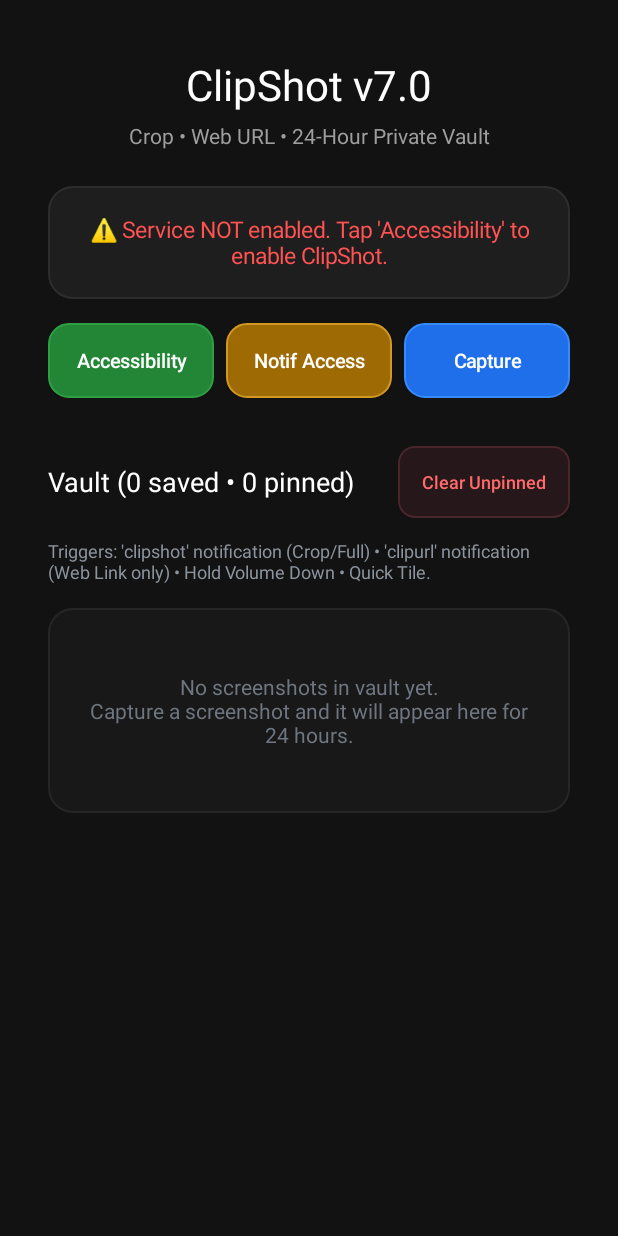
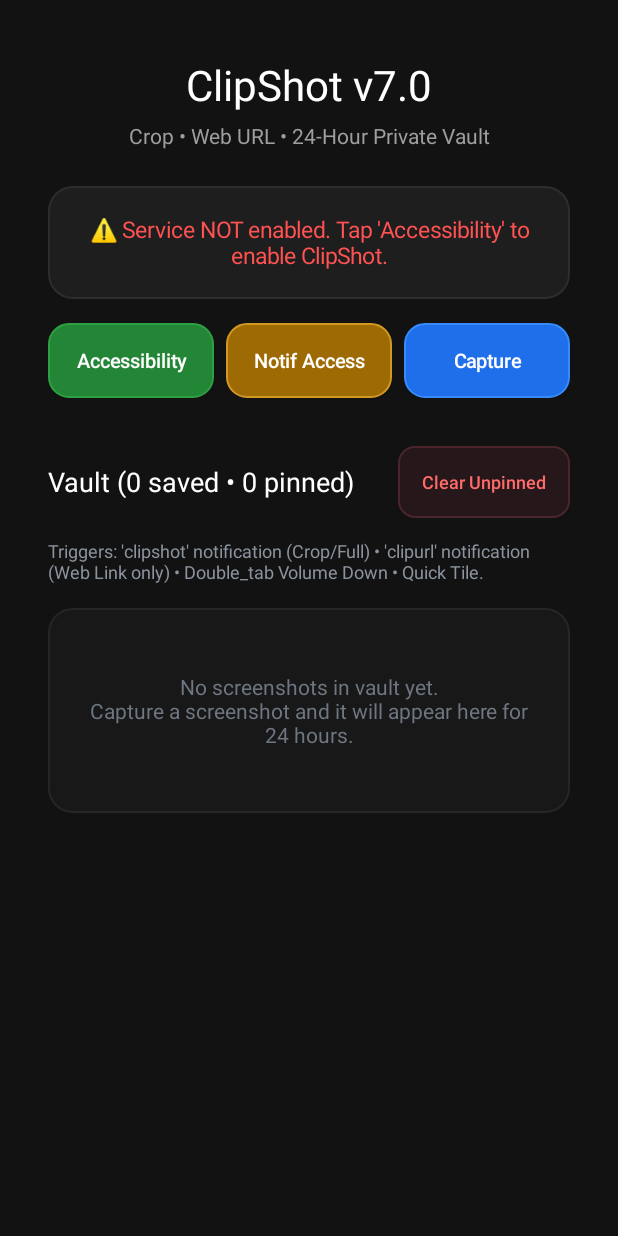
Before and after one commit to Hsn5/ClipShot, an Android app: the screen it shows after launch (MainActivity), on a phone screen of 412 x 824 dp. Run offline under Robolectric (Android 15) with nearby library versions, the phone set to English and light mode, and no system bars.

Commit message:
Update volume down trigger to double tap in hints

```diff
--- a/app/src/main/java/com/example/clipshot/MainActivity.kt
+++ b/app/src/main/java/com/example/clipshot/MainActivity.kt
@@ -426,7 +426,7 @@ class MainActivity : Activity() {
         vaultHeaderRow.addView(clearUnpinnedBtn)
 
         val vaultHintText = TextView(this).apply {
-            text = "Triggers: 'clipshot' notification (Crop/Full) • 'clipurl' notification (Web Link only) • Hold Volume Down • Quick Tile."
+            text = "Triggers: 'clipshot' notification (Crop/Full) • 'clipurl' notification (Web Link only) • Double_tab Volume Down • Quick Tile."
             textSize = 12f
             setTextColor(Color.parseColor("#8B949E"))
             setPadding(0, 0, 0, 24)
@@ -476,7 +476,7 @@ class MainActivity : Activity() {
     private fun updateServiceStatus() {
         val isActive = ScreenshotAccessibilityService.instance != null
         if (isActive) {
-            statusText.text = "✅ Service Active (Crop • Web URL • Hold Vol Down • Quick Tile)"
+            statusText.text = "✅ Service Active (Crop • Web URL • Double_tab Vol Down • Quick Tile)"
             statusText.setTextColor(Color.parseColor("#4CAF50"))
         } else {
             statusText.text = "⚠️ Service NOT enabled. Tap 'Accessibility' to enable ClipShot."
```
